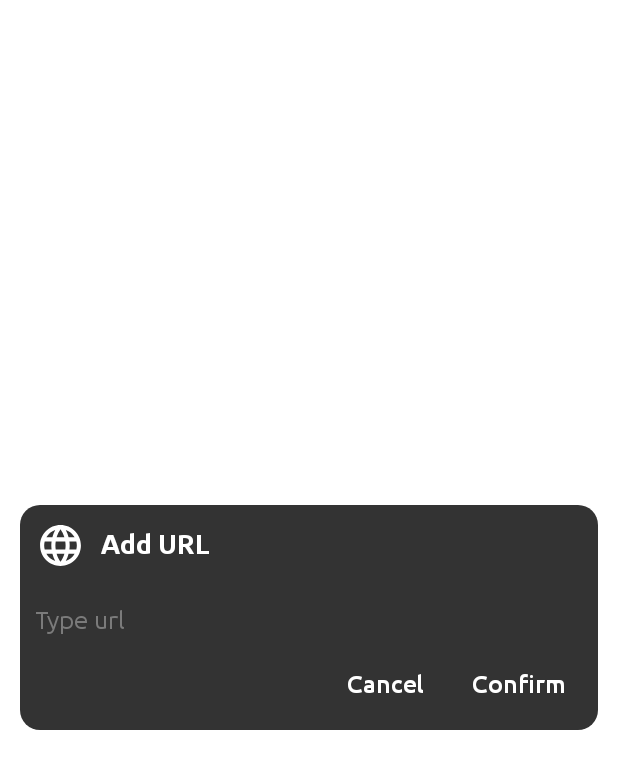
After one commit to SupunGurusinghe/MAD_Group_Project, an Android app: the layout stk_link_popup.xml on its own in the app's theme, with its tools: preview values and no code run, on a phone screen of 412 x 824 dp. The commit adds this screen. Shown: the top 769 px of the screen. Run offline under Robolectric (Android 15) with nearby library versions, the phone set to English and light mode, and no system bars.

Commit message:
after color fix

```diff
--- a/app/src/main/AndroidManifest.xml
+++ b/app/src/main/AndroidManifest.xml
@@ -1,7 +1,7 @@
 <?xml version="1.0" encoding="utf-8"?>
 <manifest xmlns:android="http://schemas.android.com/apk/res/android"
     package="com.example.a4mation">
-
+    <uses-permission android:name="android.permission.READ_EXTERNAL_STORAGE"/>
     <application
         android:allowBackup="true"
         android:icon="@mipmap/ic_launcher"
@@ -26,6 +26,7 @@
         <activity
             android:name=".activities.stkTypeMsg"
             android:exported="true"
+            android:windowSoftInputMode="adjustResize"
             android:label="@string/et_stickynote"/>
 
         <activity
--- /dev/null
+++ b/app/src/main/res/layout/stk_link_popup.xml
@@ -0,0 +1,99 @@
+<?xml version="1.0" encoding="utf-8"?>
+<androidx.constraintlayout.widget.ConstraintLayout xmlns:android="http://schemas.android.com/apk/res/android"
+    xmlns:app="http://schemas.android.com/apk/res-auto"
+    xmlns:tools="http://schemas.android.com/tools"
+    android:id="@+id/layoutAddUrlContainer"
+    android:layout_width="match_parent"
+    android:layout_height="wrap_content"
+    android:layout_gravity="center"
+    android:layout_margin="@dimen/_10sdp"
+    android:background="@drawable/url_dialog">
+
+    <ImageView
+        android:id="@+id/imageAddUrl"
+        android:layout_width="@dimen/_25sdp"
+        android:layout_height="@dimen/_25sdp"
+        android:layout_marginStart="@dimen/_8sdp"
+        android:layout_marginLeft="@dimen/_8sdp"
+        android:layout_marginTop="@dimen/_8sdp"
+        android:contentDescription="@string/app_name"
+        app:srcCompat="@drawable/ic_web"
+        app:tint="@color/white"
+        app:layout_constraintStart_toStartOf="parent"
+        app:layout_constraintTop_toTopOf="parent" />
+
+    <TextView
+        android:id="@+id/et__addurl"
+        android:layout_width="0dp"
+        android:layout_height="wrap_content"
+        android:layout_marginStart="@dimen/_8sdp"
+        android:layout_marginLeft="@dimen/_8sdp"
+        android:fontFamily="@font/ubuntu_bold"
+        android:includeFontPadding="false"
+        android:text="@string/et__addurl"
+        android:textColor="@color/white"
+        android:textSize="@dimen/_14ssp"
+        app:layout_constraintBottom_toBottomOf="@id/imageAddUrl"
+        app:layout_constraintEnd_toEndOf="parent"
+        app:layout_constraintHorizontal_bias="0.0"
+        app:layout_constraintStart_toEndOf="@id/imageAddUrl"
+        app:layout_constraintTop_toTopOf="@id/imageAddUrl"
+        app:layout_constraintVertical_bias="0.416" />
+
+    <EditText
+        android:id="@+id/et_inputurl"
+        android:layout_width="match_parent"
+        android:layout_height="@dimen/_35sdp"
+        android:layout_marginTop="@dimen/_8sdp"
+        android:background="@null"
+        android:fontFamily="@font/ubuntu_regular"
+        android:gravity="center_vertical"
+        android:hint="@string/et_inputurl"
+        android:imeOptions="actionDone"
+        android:importantForAutofill="no"
+        android:includeFontPadding="false"
+        android:inputType="textUri"
+        android:paddingStart="@dimen/_8sdp"
+        android:paddingEnd="@dimen/_8sdp"
+        android:textColor="@color/white"
+        android:textColorHint="@color/hintCol"
+        android:textSize="@dimen/_13ssp"
+        app:layout_constraintTop_toBottomOf="@id/imageAddUrl"
+        tools:layout_editor_absoluteX="10dp" />
+
+
+    <TextView
+        android:id="@+id/et_confirm"
+        android:layout_width="wrap_content"
+        android:layout_height="wrap_content"
+        android:layout_marginEnd="@dimen/_8sdp"
+        android:layout_marginRight="@dimen/_8sdp"
+        android:layout_marginBottom="@dimen/_8sdp"
+        android:fontFamily="@font/ubuntu_medium"
+        android:includeFontPadding="false"
+        android:padding="@dimen/_8sdp"
+        android:text="@string/et_confirm"
+        android:textColor="@color/white"
+        android:textSize="@dimen/_13ssp"
+        app:layout_constraintBottom_toBottomOf="parent"
+        app:layout_constraintEnd_toEndOf="parent"
+        app:layout_constraintTop_toBottomOf="@id/et_inputurl" />
+
+    <TextView
+        android:id="@+id/et_cancel"
+        android:layout_width="wrap_content"
+        android:layout_height="wrap_content"
+        android:layout_marginEnd="@dimen/_8sdp"
+        android:layout_marginRight="@dimen/_8sdp"
+        android:layout_marginBottom="@dimen/_8sdp"
+        android:fontFamily="@font/ubuntu_medium"
+        android:includeFontPadding="false"
+        android:padding="@dimen/_8sdp"
+        android:text="@string/et_cancel"
+        android:textColor="@color/white"
+        android:textSize="@dimen/_13ssp"
+        app:layout_constraintBottom_toBottomOf="parent"
+        app:layout_constraintEnd_toStartOf="@id/et_confirm"
+        app:layout_constraintTop_toBottomOf="@id/et_inputurl" />
+
+</androidx.constraintlayout.widget.ConstraintLayout>
```
Also changed, not shown: app/src/main/java/com/example/a4mation/activities/stkDisplayEdit.java (+92 -0 lines), app/src/main/java/com/example/a4mation/activities/stkTypeMsg.java (+242 -0 lines), app/src/main/res/layout/activity_stk_display_edit.xml (+51 -22 lines), app/src/main/res/layout/activity_stk_type_msg.xml (+82 -15 lines).
